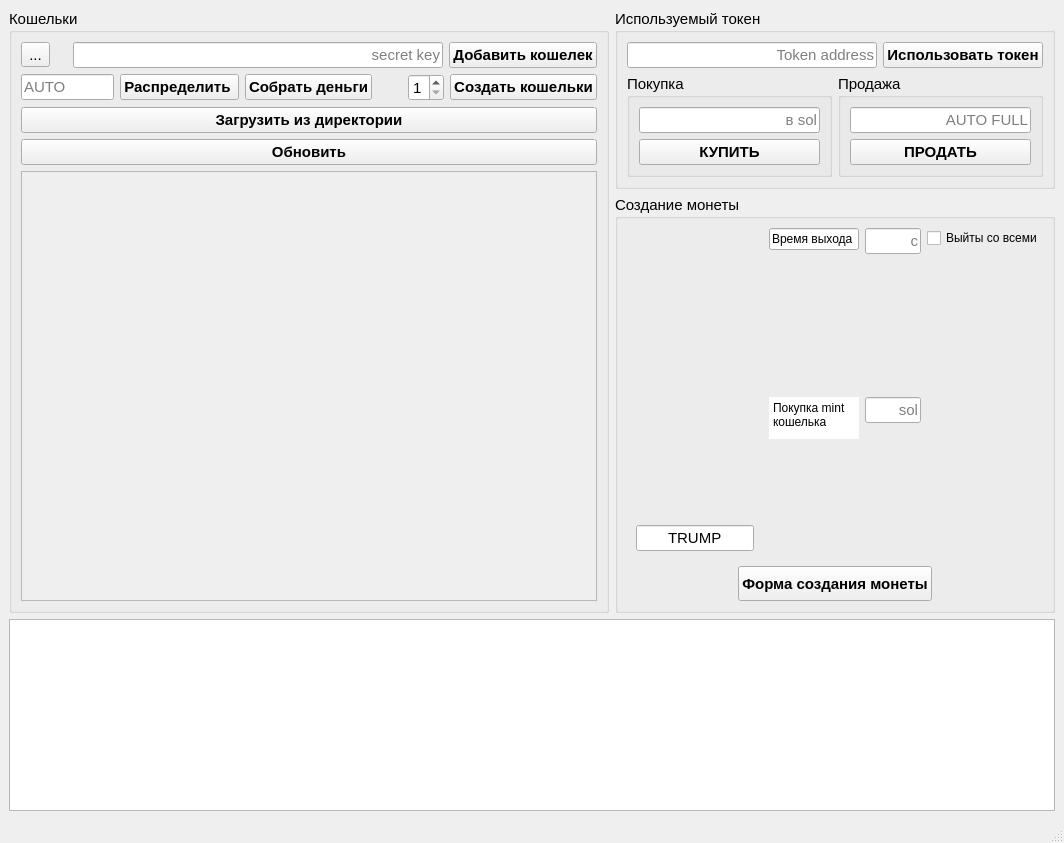
1katana/bot, file app/ui_templates/main.ui: the form before one commit.
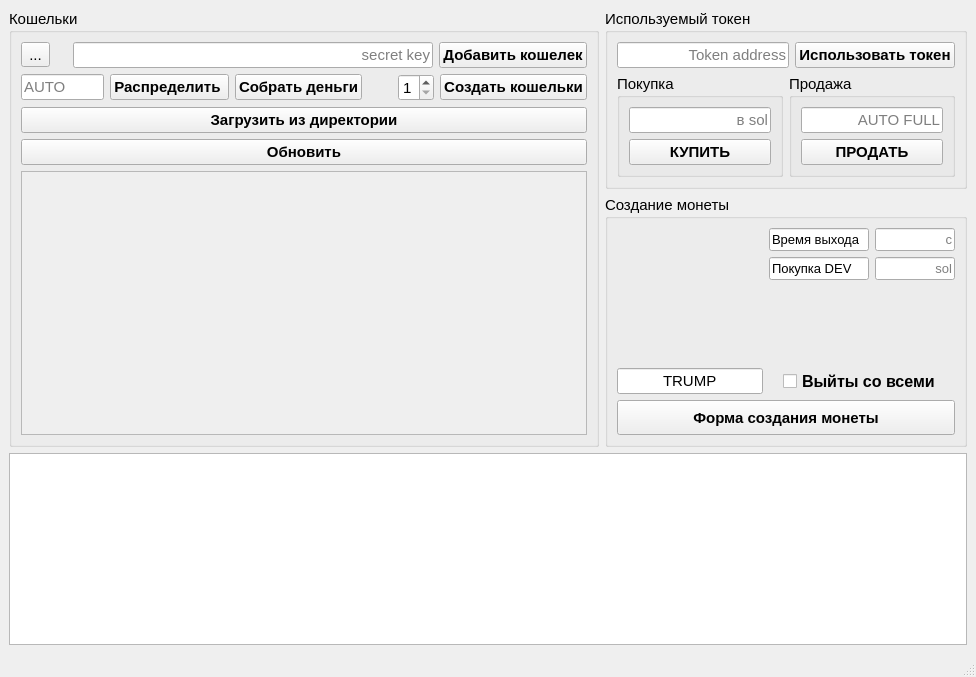
The form after the commit. Icons and pictures are not drawn.

Patch:
```diff
--- a/app/ui_templates/main.ui
+++ b/app/ui_templates/main.ui
@@ -6,8 +6,8 @@
    <rect>
     <x>0</x>
     <y>0</y>
-    <width>1064</width>
-    <height>843</height>
+    <width>976</width>
+    <height>677</height>
    </rect>
   </property>
   <property name="sizePolicy">
@@ -447,26 +447,37 @@
           <property name="title">
            <string>Создание монеты</string>
           </property>
-          <layout class="QVBoxLayout" name="verticalLayout_7">
+          <layout class="QVBoxLayout" name="verticalLayout_10">
            <item>
             <layout class="QHBoxLayout" name="horizontalLayout_7">
              <item>
-              <widget class="QWidget" name="createTokenWidget" native="true">
-               <property name="sizePolicy">
-                <sizepolicy hsizetype="Preferred" vsizetype="Preferred">
-                 <horstretch>0</horstretch>
-                 <verstretch>0</verstretch>
-                </sizepolicy>
-               </property>
-               <property name="minimumSize">
-                <size>
-                 <width>80</width>
-                 <height>100</height>
-                </size>
-               </property>
                <layout class="QVBoxLayout" name="verticalLayout_9">
-                <item>
+               <item alignment="Qt::AlignmentFlag::AlignHCenter">
                  <widget class="QLabel" name="label">
+                 <property name="sizePolicy">
+                  <sizepolicy hsizetype="Fixed" vsizetype="Fixed">
+                   <horstretch>0</horstretch>
+                   <verstretch>0</verstretch>
+                  </sizepolicy>
+                 </property>
+                 <property name="minimumSize">
+                  <size>
+                   <width>80</width>
+                   <height>80</height>
+                  </size>
+                 </property>
+                 <property name="maximumSize">
+                  <size>
+                   <width>140</width>
+                   <height>140</height>
+                  </size>
+                 </property>
+                 <property name="baseSize">
+                  <size>
+                   <width>0</width>
+                   <height>0</height>
+                  </size>
+                 </property>
                   <property name="frameShape">
                    <enum>QFrame::Shape::NoFrame</enum>
                   </property>
@@ -484,8 +495,14 @@
                   </property>
                  </widget>
                 </item>
-                <item alignment="Qt::AlignmentFlag::AlignHCenter">
+               <item>
                  <widget class="QLineEdit" name="name_token_label">
+                 <property name="minimumSize">
+                  <size>
+                   <width>0</width>
+                   <height>0</height>
+                  </size>
+                 </property>
                   <property name="text">
                    <string>TRUMP</string>
                   </property>
@@ -498,11 +515,45 @@
                  </widget>
                 </item>
                </layout>
-              </widget>
-             </item>
-             <item>
-              <layout class="QGridLayout" name="gridLayout">
-               <item row="0" column="1" alignment="Qt::AlignmentFlag::AlignTop">
+             </item>
+             <item>
+              <layout class="QVBoxLayout" name="verticalLayout_7">
+               <item>
+                <layout class="QFormLayout" name="formLayout">
+                 <item row="0" column="0">
+                  <widget class="QLineEdit" name="lineEdit">
+                   <property name="sizePolicy">
+                    <sizepolicy hsizetype="Expanding" vsizetype="Fixed">
+                     <horstretch>0</horstretch>
+                     <verstretch>0</verstretch>
+                    </sizepolicy>
+                   </property>
+                   <property name="minimumSize">
+                    <size>
+                     <width>0</width>
+                     <height>0</height>
+                    </size>
+                   </property>
+                   <property name="maximumSize">
+                    <size>
+                     <width>100</width>
+                     <height>16777215</height>
+                    </size>
+                   </property>
+                   <property name="font">
+                    <font>
+                     <pointsize>10</pointsize>
+                    </font>
+                   </property>
+                   <property name="text">
+                    <string>Время выхода</string>
+                   </property>
+                   <property name="readOnly">
+                    <bool>true</bool>
+                   </property>
+                  </widget>
+                 </item>
+                 <item row="0" column="1">
                 <widget class="QLineEdit" name="time">
                  <property name="sizePolicy">
                   <sizepolicy hsizetype="Expanding" vsizetype="Fixed">
@@ -516,6 +567,11 @@
                    <height>16777215</height>
                   </size>
                  </property>
+                   <property name="font">
+                    <font>
+                     <pointsize>10</pointsize>
+                    </font>
+                   </property>
                  <property name="toolTip">
                   <string notr="true"/>
                  </property>
@@ -533,8 +589,64 @@
                  </property>
                 </widget>
                </item>
-               <item row="0" column="2" alignment="Qt::AlignmentFlag::AlignTop">
-                <widget class="QCheckBox" name="all_buy">
+                 <item row="1" column="1">
+                  <widget class="QLineEdit" name="buy_dev">
+                   <property name="sizePolicy">
+                    <sizepolicy hsizetype="Expanding" vsizetype="Fixed">
+                     <horstretch>0</horstretch>
+                     <verstretch>0</verstretch>
+                    </sizepolicy>
+                   </property>
+                   <property name="maximumSize">
+                    <size>
+                     <width>80</width>
+                     <height>16777215</height>
+                    </size>
+                   </property>
+                   <property name="font">
+                    <font>
+                     <pointsize>10</pointsize>
+                    </font>
+                   </property>
+                   <property name="text">
+                    <string/>
+                   </property>
+                   <property name="alignment">
+                    <set>Qt::AlignmentFlag::AlignRight|Qt::AlignmentFlag::AlignTrailing|Qt::AlignmentFlag::AlignVCenter</set>
+                   </property>
+                   <property name="placeholderText">
+                    <string>sol</string>
+                   </property>
+                  </widget>
+                 </item>
+                 <item row="1" column="0">
+                  <widget class="QLineEdit" name="lineEdit_2">
+                   <property name="minimumSize">
+                    <size>
+                     <width>0</width>
+                     <height>0</height>
+                    </size>
+                   </property>
+                   <property name="maximumSize">
+                    <size>
+                     <width>100</width>
+                     <height>16777215</height>
+                    </size>
+                   </property>
+                   <property name="font">
+                    <font>
+                     <pointsize>10</pointsize>
+                    </font>
+                   </property>
+                   <property name="text">
+                    <string>Покупка DEV</string>
+                   </property>
+                  </widget>
+                 </item>
+                </layout>
+               </item>
+               <item alignment="Qt::AlignmentFlag::AlignHCenter">
+                <widget class="QCheckBox" name="all_sell_check">
                  <property name="sizePolicy">
                   <sizepolicy hsizetype="Fixed" vsizetype="Fixed">
                    <horstretch>0</horstretch>
@@ -543,7 +655,8 @@
                  </property>
                  <property name="font">
                   <font>
-                   <pointsize>9</pointsize>
+                   <pointsize>12</pointsize>
+                   <bold>true</bold>
                   </font>
                  </property>
                  <property name="text">
@@ -554,110 +667,11 @@
                  </property>
                 </widget>
                </item>
-               <item row="0" column="0" alignment="Qt::AlignmentFlag::AlignTop">
-                <widget class="QLineEdit" name="lineEdit">
-                 <property name="sizePolicy">
-                  <sizepolicy hsizetype="Expanding" vsizetype="Fixed">
-                   <horstretch>0</horstretch>
-                   <verstretch>0</verstretch>
-                  </sizepolicy>
-                 </property>
-                 <property name="maximumSize">
-                  <size>
-                   <width>90</width>
-                   <height>16777215</height>
-                  </size>
-                 </property>
-                 <property name="font">
-                  <font>
-                   <pointsize>9</pointsize>
-                  </font>
-                 </property>
-                 <property name="text">
-                  <string>Время выхода</string>
-                 </property>
-                 <property name="readOnly">
-                  <bool>true</bool>
-                 </property>
-                </widget>
-               </item>
-               <item row="1" column="0" alignment="Qt::AlignmentFlag::AlignTop">
-                <widget class="QTextEdit" name="textEdit">
-                 <property name="sizePolicy">
-                  <sizepolicy hsizetype="Fixed" vsizetype="Fixed">
-                   <horstretch>0</horstretch>
-                   <verstretch>0</verstretch>
-                  </sizepolicy>
-                 </property>
-                 <property name="maximumSize">
-                  <size>
-                   <width>90</width>
-                   <height>42</height>
-                  </size>
-                 </property>
-                 <property name="font">
-                  <font>
-                   <pointsize>9</pointsize>
-                  </font>
-                 </property>
-                 <property name="frameShape">
-                  <enum>QFrame::Shape::NoFrame</enum>
-                 </property>
-                 <property name="verticalScrollBarPolicy">
-                  <enum>Qt::ScrollBarPolicy::ScrollBarAlwaysOff</enum>
-                 </property>
-                 <property name="horizontalScrollBarPolicy">
-                  <enum>Qt::ScrollBarPolicy::ScrollBarAlwaysOff</enum>
-                 </property>
-                 <property name="readOnly">
-                  <bool>true</bool>
-                 </property>
-                 <property name="html">
-                  <string>&lt;!DOCTYPE HTML PUBLIC &quot;-//W3C//DTD HTML 4.0//EN&quot; &quot;http://www.w3.org/TR/REC-html40/strict.dtd&quot;&gt;
-&lt;html&gt;&lt;head&gt;&lt;meta name=&quot;qrichtext&quot; content=&quot;1&quot; /&gt;&lt;meta charset=&quot;utf-8&quot; /&gt;&lt;style type=&quot;text/css&quot;&gt;
-p, li { white-space: pre-wrap; }
-hr { height: 1px; border-width: 0; }
-li.unchecked::marker { content: &quot;\2610&quot;; }
-li.checked::marker { content: &quot;\2612&quot;; }
-&lt;/style&gt;&lt;/head&gt;&lt;body style=&quot; font-family:'Segoe UI'; font-size:9pt; font-weight:400; font-style:normal;&quot;&gt;
-&lt;p style=&quot; margin-top:0px; margin-bottom:0px; margin-left:0px; margin-right:0px; -qt-block-indent:0; text-indent:0px;&quot;&gt;Покупка mint &lt;/p&gt;
-&lt;p style=&quot; margin-top:0px; margin-bottom:0px; margin-left:0px; margin-right:0px; -qt-block-indent:0; text-indent:0px;&quot;&gt;кошелька&lt;/p&gt;&lt;/body&gt;&lt;/html&gt;</string>
-                 </property>
-                 <property name="tabStopDistance">
-                  <double>77.000000000000000</double>
-                 </property>
-                </widget>
-               </item>
-               <item row="1" column="1" alignment="Qt::AlignmentFlag::AlignTop">
-                <widget class="QLineEdit" name="first_buy">
-                 <property name="sizePolicy">
-                  <sizepolicy hsizetype="Expanding" vsizetype="Fixed">
-                   <horstretch>0</horstretch>
-                   <verstretch>0</verstretch>
-                  </sizepolicy>
-                 </property>
-                 <property name="maximumSize">
-                  <size>
-                   <width>80</width>
-                   <height>16777215</height>
-                  </size>
-                 </property>
-                 <property name="text">
-                  <string/>
-                 </property>
-                 <property name="alignment">
-                  <set>Qt::AlignmentFlag::AlignRight|Qt::AlignmentFlag::AlignTrailing|Qt::AlignmentFlag::AlignVCenter</set>
-                 </property>
-                 <property name="placeholderText">
-                  <string>sol</string>
-                 </property>
-                </widget>
-               </item>
               </layout>
              </item>
             </layout>
            </item>
-           <item alignment="Qt::AlignmentFlag::AlignHCenter">
+           <item>
             <widget class="QPushButton" name="form_create_token">
              <property name="sizePolicy">
               <sizepolicy hsizetype="Expanding" vsizetype="Fixed">
@@ -715,6 +729,17 @@
      </widget>
     </item>
    </layout>
+   <widget class="QWidget" name="">
+    <property name="geometry">
+     <rect>
+      <x>0</x>
+      <y>0</y>
+      <width>100</width>
+      <height>30</height>
+     </rect>
+    </property>
+    <layout class="QHBoxLayout" name="horizontalLayout_9"/>
+   </widget>
   </widget>
   <widget class="QStatusBar" name="statusbar">
    <property name="locale">
```
Lines whose indentation alone changed are shown as unchanged.
